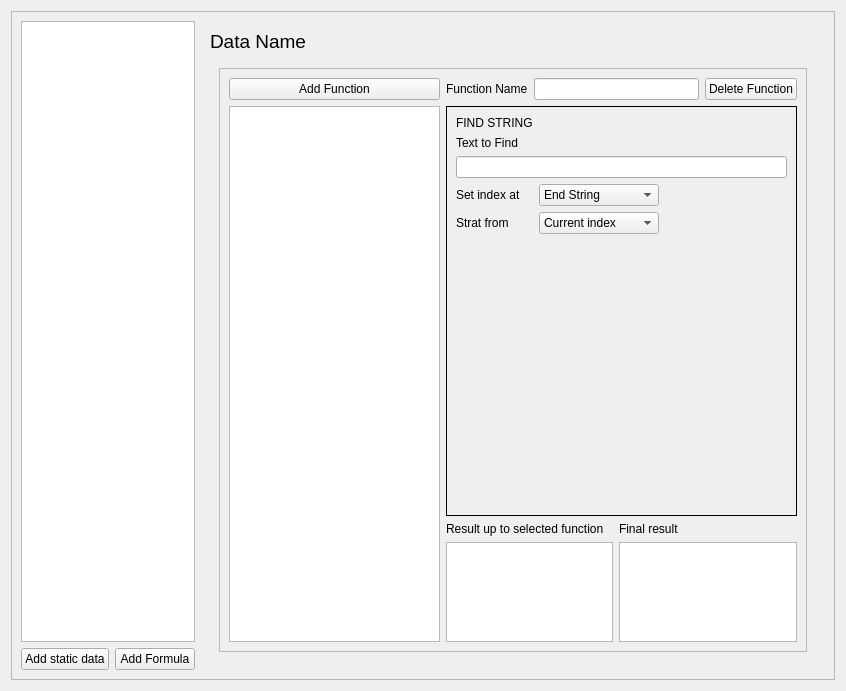
This is ui/PEsquemaPage.ui in icampsi/FindWhat as Qt 5 draws it before an edit. The edited form follows.
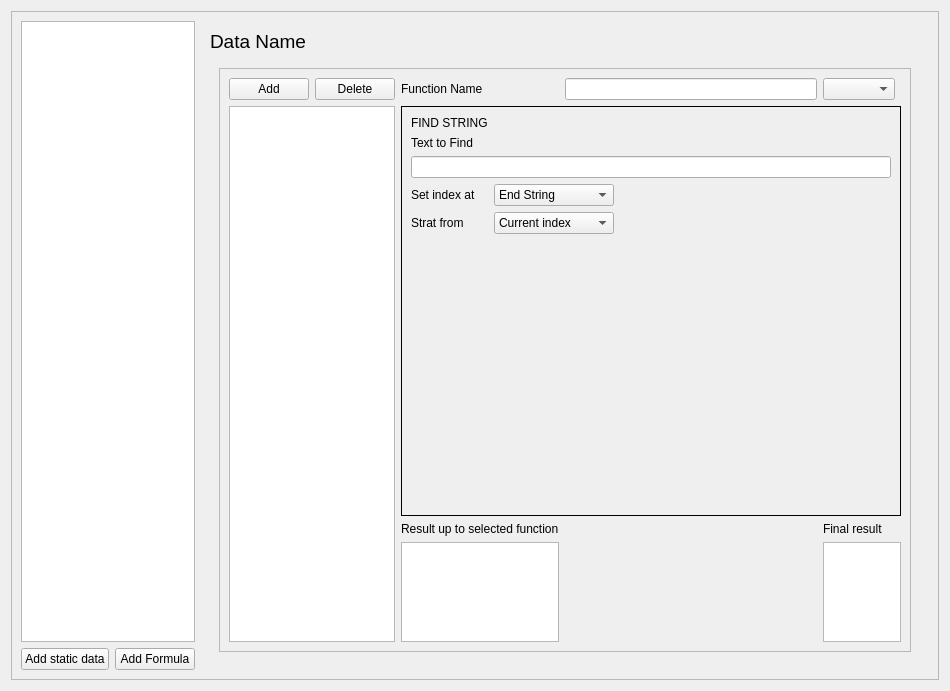
This is the edited form. Custom widgets are drawn as their Qt base class.

Patch:
```diff
--- a/ui/PEsquemaPage.ui
+++ b/ui/PEsquemaPage.ui
@@ -125,68 +125,14 @@
                  <enum>QFrame::Raised</enum>
                 </property>
                 <layout class="QGridLayout" name="gridLayout_9">
-                 <item row="2" column="3">
-                  <widget class="QLabel" name="label_finalResult">
-                   <property name="text">
-                    <string>Final result</string>
-                   </property>
-                  </widget>
-                 </item>
                  <item row="0" column="0">
                   <widget class="QPushButton" name="btn_newFunction">
                    <property name="text">
-                    <string>Add Function</string>
+                    <string>Add</string>
                    </property>
                   </widget>
                  </item>
-                 <item row="0" column="2" colspan="2">
-                  <widget class="QLineEdit" name="lineEdit_functionName">
-                   <property name="maxLength">
-                    <number>20</number>
-                   </property>
-                  </widget>
-                 </item>
-                 <item row="3" column="3" colspan="2">
-                  <widget class="QTextEdit" name="textEdit_finalResult">
-                   <property name="maximumSize">
-                    <size>
-                     <width>16777215</width>
-                     <height>100</height>
-                    </size>
-                   </property>
-                   <property name="readOnly">
-                    <bool>true</bool>
-                   </property>
-                  </widget>
-                 </item>
-                 <item row="3" column="1" colspan="2">
-                  <widget class="QPlainTextEdit" name="plainTextEdit_resultToSelectedFunction">
-                   <property name="maximumSize">
-                    <size>
-                     <width>16777215</width>
-                     <height>100</height>
-                    </size>
-                   </property>
-                   <property name="readOnly">
-                    <bool>true</bool>
-                   </property>
-                  </widget>
-                 </item>
-                 <item row="0" column="4">
-                  <widget class="QPushButton" name="pushButton_deleteFunctin">
-                   <property name="text">
-                    <string>Delete Function</string>
-                   </property>
-                  </widget>
-                 </item>
-                 <item row="2" column="1" colspan="2">
-                  <widget class="QLabel" name="label_3">
-                   <property name="text">
-                    <string>Result up to selected function</string>
-                   </property>
-                  </widget>
-                 </item>
-                 <item row="1" column="1" colspan="4">
+                 <item row="1" column="2" colspan="5">
                   <widget class="QStackedWidget" name="stacked_editFunction">
                    <property name="enabled">
                     <bool>true</bool>
@@ -630,14 +576,54 @@
                    </widget>
                   </widget>
                  </item>
+                 <item row="2" column="2" colspan="2">
+                  <widget class="QLabel" name="label_3">
+                   <property name="text">
+                    <string>Result up to selected function</string>
+                   </property>
+                  </widget>
+                 </item>
+                 <item row="2" column="5">
+                  <widget class="QLabel" name="label_finalResult">
+                   <property name="text">
+                    <string>Final result</string>
+                   </property>
+                  </widget>
+                 </item>
+                 <item row="3" column="2" colspan="2">
+                  <widget class="QPlainTextEdit" name="plainTextEdit_resultToSelectedFunction">
+                   <property name="maximumSize">
+                    <size>
+                     <width>16777215</width>
+                     <height>100</height>
+                    </size>
+                   </property>
+                   <property name="readOnly">
+                    <bool>true</bool>
+                   </property>
+                  </widget>
+                 </item>
+                 <item row="3" column="5" colspan="2">
+                  <widget class="QTextEdit" name="textEdit_finalResult">
+                   <property name="maximumSize">
+                    <size>
+                     <width>16777215</width>
+                     <height>100</height>
+                    </size>
+                   </property>
+                   <property name="readOnly">
+                    <bool>true</bool>
+                   </property>
+                  </widget>
+                 </item>
                  <item row="0" column="1">
-                  <widget class="QLabel" name="label_functionName">
+                  <widget class="QPushButton" name="pushButton_deleteFunctin">
                    <property name="text">
-                    <string>Function Name</string>
+                    <string>Delete</string>
                    </property>
                   </widget>
                  </item>
-                 <item row="1" column="0" rowspan="3">
+                 <item row="1" column="0" rowspan="3" colspan="2">
                   <widget class="QListWidget" name="listWidget_formula">
                    <property name="sizePolicy">
                     <sizepolicy hsizetype="Expanding" vsizetype="Expanding">
@@ -683,6 +669,23 @@
                    </property>
                   </widget>
                  </item>
+                 <item row="0" column="4">
+                  <widget class="QLineEdit" name="lineEdit_functionName">
+                   <property name="maxLength">
+                    <number>20</number>
+                   </property>
+                  </widget>
+                 </item>
+                 <item row="0" column="2" colspan="2">
+                  <widget class="QLabel" name="label_functionName">
+                   <property name="text">
+                    <string>Function Name</string>
+                   </property>
+                  </widget>
+                 </item>
+                 <item row="0" column="5">
+                  <widget class="QComboBox" name="comboBox_pageToAct"/>
+                 </item>
                 </layout>
                </widget>
               </item>
```
